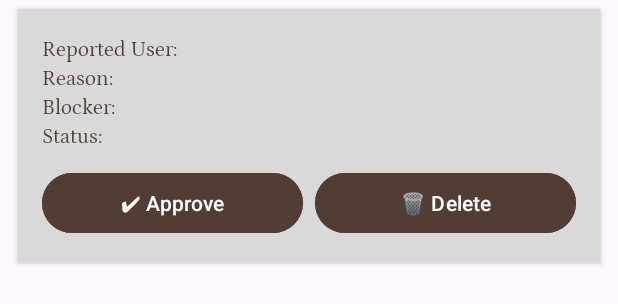
After one commit to kzi-nastava/ma-project-event-planner-siit-2024-team-14, an Android app: the layout item_report.xml on its own in the app's theme, with its tools: preview values and no code run, on a phone screen of 412 x 824 dp. The commit adds this screen. Shown: the top 304 px of the screen. Run offline under Robolectric (Android 15) with nearby library versions, the phone set to English and light mode, and no system bars; network calls fail.

Commit message:
added admins fragment for managing report requests

```diff
--- a/app/src/main/java/com/example/eventplanner/ui/fragment/ProductDetailsFragment.java
+++ b/app/src/main/java/com/example/eventplanner/ui/fragment/ProductDetailsFragment.java
@@ -148,7 +148,6 @@ public class ProductDetailsFragment extends Fragment {
             discountedPriceTextView.setVisibility(View.GONE);
         }
 
-        // Ovde pozivamo API da dobijemo providera po ID-ju
         fetchProvider(product.getProviderId());
 
         // Buttons visibility and listeners
--- a/app/src/main/java/com/example/eventplanner/ui/fragment/ProfileFragment.java
+++ b/app/src/main/java/com/example/eventplanner/ui/fragment/ProfileFragment.java
@@ -13,6 +13,7 @@ import android.widget.Toast;
 
 
 import com.example.eventplanner.R;
+import com.example.eventplanner.data.network.services.notifications.NotificationWebSocketManager;
 import com.example.eventplanner.ui.activity.RegistrationEoActivity;
 import com.example.eventplanner.ui.activity.RegistrationSppActivity;
 import com.example.eventplanner.ui.activity.LoginActivity;
@@ -56,6 +57,7 @@ public class ProfileFragment extends Fragment {
                 prefs.edit().remove("auth_token").apply();
                 Toast.makeText(getActivity(), "Logged out!", Toast.LENGTH_SHORT).show();
 
+                NotificationWebSocketManager.disconnect();
                 // Osveži fragment da se prikažu dugmad za login/registraciju
                 getParentFragmentManager()
                         .beginTransaction()
--- /dev/null
+++ b/app/src/main/res/layout/item_report.xml
@@ -0,0 +1,78 @@
+<?xml version="1.0" encoding="utf-8"?>
+<LinearLayout
+    xmlns:android="http://schemas.android.com/apk/res/android"
+    android:layout_width="match_parent"
+    android:layout_height="wrap_content"
+    android:orientation="vertical"
+    android:padding="16dp"
+    android:background="#D9D9D9"
+    android:layout_marginBottom="12dp"
+    android:layout_marginTop="6dp"
+    android:layout_marginHorizontal="12dp"
+    android:elevation="2dp"
+    android:backgroundTint="#D9D9D9">
+
+    <TextView
+        android:id="@+id/reportedUserText"
+        android:layout_width="wrap_content"
+        android:layout_height="wrap_content"
+        android:text="Reported User:"
+        android:textColor="#523D35"
+        android:textSize="14sp"
+        android:fontFamily="@font/petrona" />
+
+    <TextView
+        android:id="@+id/reasonText"
+        android:layout_width="wrap_content"
+        android:layout_height="wrap_content"
+        android:text="Reason:"
+        android:textColor="#523D35"
+        android:textSize="14sp"
+        android:fontFamily="@font/petrona" />
+
+    <TextView
+        android:id="@+id/senderText"
+        android:layout_width="wrap_content"
+        android:layout_height="wrap_content"
+        android:text="Blocker:"
+        android:textColor="#523D35"
+        android:textSize="14sp"
+        android:fontFamily="@font/petrona" />
+
+    <TextView
+        android:id="@+id/statusText"
+        android:layout_width="wrap_content"
+        android:layout_height="wrap_content"
+        android:text="Status:"
+        android:textColor="#523D35"
+        android:textSize="14sp"
+        android:fontFamily="@font/petrona" />
+
+    <LinearLayout
+        android:layout_width="match_parent"
+        android:layout_height="wrap_content"
+        android:orientation="horizontal"
+        android:gravity="end"
+        android:layout_marginTop="12dp"
+        android:weightSum="2">
+
+        <Button
+            android:id="@+id/approveBtn"
+            android:layout_width="0dp"
+            android:layout_weight="1"
+            android:layout_height="wrap_content"
+            android:text="✔ Approve"
+            android:textColor="#FFFFFF"
+            android:backgroundTint="#523D35" />
+
+        <Button
+            android:id="@+id/deleteBtn"
+            android:layout_width="0dp"
+            android:layout_weight="1"
+            android:layout_height="wrap_content"
+            android:text="🗑 Delete"
+            android:textColor="#FFFFFF"
+            android:backgroundTint="#523D35"
+            android:layout_marginStart="8dp" />
+    </LinearLayout>
+</LinearLayout>
--- a/app/src/main/res/values/ids.xml
+++ b/app/src/main/res/values/ids.xml
@@ -2,6 +2,9 @@
     <item name="home" type="id" />
     <item name="profile" type="id" />
     <item name="nav_logout" type="id" />
+    <item name="nav_login" type="id" />
+    <item name="nav_register_organizer" type="id" />
+    <item name="nav_register_provider" type="id" />
     <item name="nav_user_management" type="id" />
     <item name="nav_event_types" type="id" />
     <item name="nav_categories" type="id" />
```
Also changed, not shown: app/src/main/java/com/example/eventplanner/data/model/ReportStatusUpdateModel.java (added, +19 -0 lines), app/src/main/java/com/example/eventplanner/data/model/ReportUserModel.java (added, +50 -0 lines), app/src/main/java/com/example/eventplanner/data/network/reports/ReportUserService.java (+23 -0 lines), app/src/main/java/com/example/eventplanner/ui/activity/LoginActivity.java (+29 -6 lines), app/src/main/java/com/example/eventplanner/ui/activity/MainActivity.java (+20 -20 lines), app/src/main/java/com/example/eventplanner/ui/adapter/ReportAdapter.java (added, +75 -0 lines), app/src/main/java/com/example/eventplanner/ui/fragment/AdminReportsFragment.java (added, +116 -0 lines), app/src/main/res/layout/fragment_admin_reports.xml (added, +49 -0 lines).
